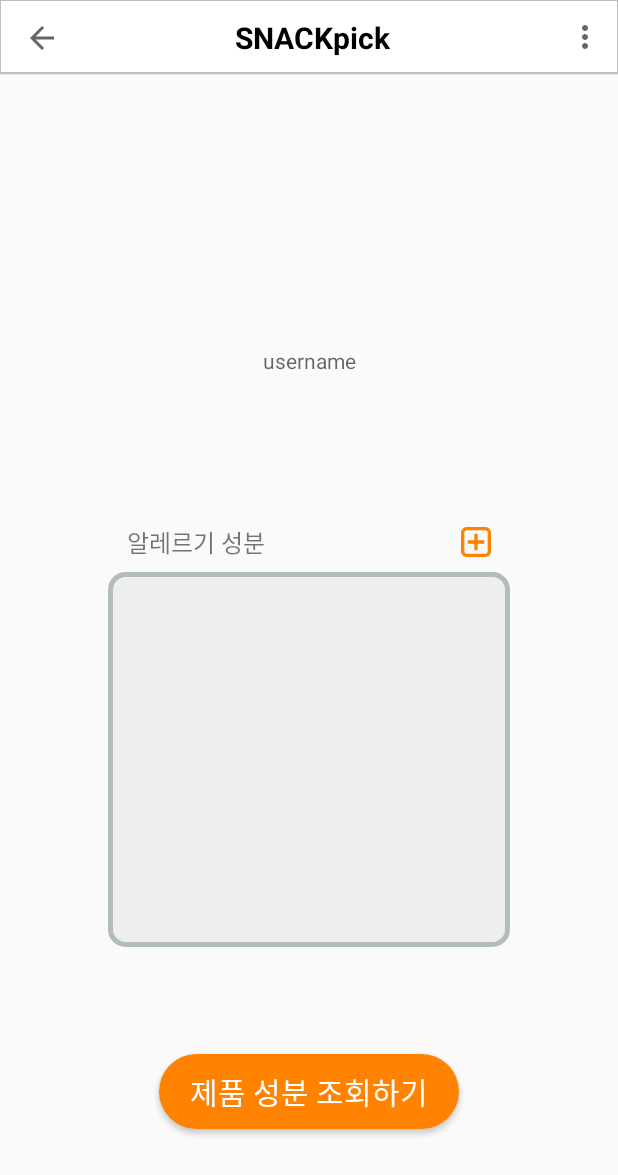
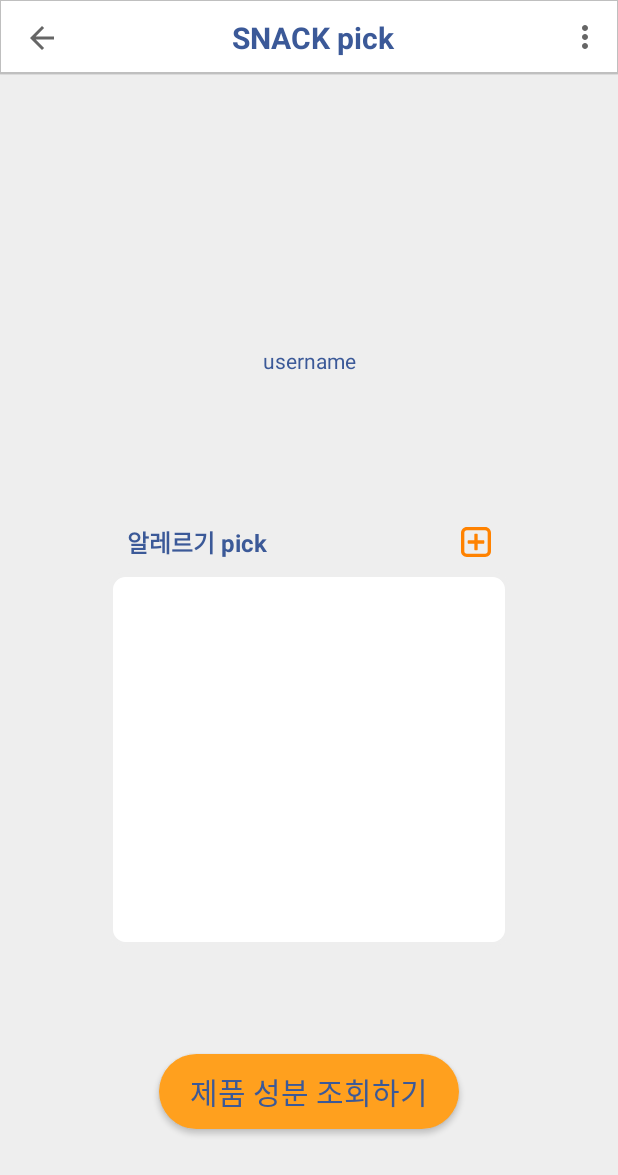
Before and after one commit to weejinhak/VisionAPI_App, an Android app: the MainActivity screen opened directly, with no data from a screen before it, on a phone screen of 412 x 824 dp. Shown: the top 1175 px of the screen. Run offline under Robolectric (Android 15) with nearby library versions, the phone set to English and light mode, and no system bars; our stand-ins replace CircleImageView, Firebase (no records; nobody signed in at launch, a user with empty details on screens opened directly), Picasso; libraries missing offline, so code that uses them is left out: com.facebook, com.facebook.login, com.google.api.client, com.google.api.services; pictures from the network do not load; Roboto replaces fonts that are not available here.

Commit message:
전체적인 Font Color 통일
Black-> faceBook color

```diff
--- a/app/src/main/res/drawable/list_rounded.xml
+++ b/app/src/main/res/drawable/list_rounded.xml
@@ -1,7 +1,7 @@
 <?xml version="1.0" encoding="UTF-8"?>
 <shape xmlns:android="http://schemas.android.com/apk/res/android">
-    <solid android:color="#EEE"/>
-    <stroke android:width="3dip" android:color="#B1BCBE" />
+    <solid android:color="@color/white"/>
+    <stroke android:width="3dip" android:color="#EEE" />
     <corners android:radius="10dip"/>
     <padding android:left="0dip" android:top="0dip" android:right="0dip" android:bottom="0dip" />
 </shape>
--- a/app/src/main/res/layout/activity_main.xml
+++ b/app/src/main/res/layout/activity_main.xml
@@ -4,7 +4,8 @@
     android:layout_width="match_parent"
     android:layout_height="match_parent"
     android:id="@+id/layout_main"
-    android:theme="@style/AppTheme.NoActionBar">
+    android:theme="@style/AppTheme.NoActionBar"
+    android:background="#EEE">
 
     <!-- top toolbar -->
     <RelativeLayout
@@ -12,7 +13,10 @@
         android:layout_width="match_parent"
         android:layout_height="50dp"
         android:layout_alignParentStart="true"
-        android:layout_alignParentTop="true">
+        android:layout_alignParentTop="true"
+        app:layout_constraintEnd_toEndOf="parent"
+        app:layout_constraintStart_toStartOf="parent"
+        app:layout_constraintTop_toTopOf="parent">
 
         <include layout="@layout/snippet_toolbar" />
 
@@ -35,10 +39,10 @@
         android:id="@+id/userName"
         android:layout_width="wrap_content"
         android:layout_height="wrap_content"
-        android:layout_marginEnd="8dp"
-        android:layout_marginStart="8dp"
         android:hint="@string/username_hint"
+        android:textColorHint="@color/facebook_color"
         android:textAlignment="center"
+        android:textColor="@color/facebook_color"
         app:layout_constraintEnd_toStartOf="@+id/guideline3"
         app:layout_constraintStart_toStartOf="@+id/guideline2"
         app:layout_constraintTop_toBottomOf="@+id/profile_photo" />
@@ -51,6 +55,8 @@
         android:layout_marginBottom="8dp"
         android:text="@string/allergy_listBox_title_text"
         android:textSize="16sp"
+        android:textColor="@color/facebook_color"
+        android:textStyle="bold"
         app:layout_constraintBottom_toTopOf="@+id/my_allergy_listView"
         app:layout_constraintStart_toEndOf="@+id/guideline2"
         app:layout_constraintStart_toStartOf="@+id/guideline2" />
@@ -81,8 +87,6 @@
         app:layout_constraintTop_toTopOf="parent"
         app:layout_constraintVertical_bias="0.657" />
 
-
-
     <Button
         android:id="@+id/allergy_search_button"
         android:layout_width="200dp"
@@ -93,7 +97,7 @@
         android:layout_marginTop="8dp"
         android:background="@drawable/rounded"
         android:text="@string/allergy_searchButton_text"
-        android:textColor="#FFFFFF"
+        android:textColor="@color/facebook_color"
         android:textSize="20sp"
         app:layout_constraintBottom_toBottomOf="parent"
         app:layout_constraintEnd_toEndOf="parent"
--- a/app/src/main/res/layout/allergy_item.xml
+++ b/app/src/main/res/layout/allergy_item.xml
@@ -23,7 +23,7 @@
                 android:layout_centerVertical="true"
                 android:layout_marginStart="10dp"
                 android:textAlignment="center"
-                android:textColor="@color/black"
+                android:textColor="@color/facebook_color"
                 android:textSize="22sp" />
 
             <ImageButton
--- a/app/src/main/res/layout/component_item.xml
+++ b/app/src/main/res/layout/component_item.xml
@@ -17,8 +17,9 @@
             android:layout_centerVertical="true"
             android:layout_marginStart="10dp"
             android:hint="@string/component"
+            android:textColorHint="@color/facebook_color"
             android:textAlignment="center"
-            android:textColor="@color/black"
+            android:textColor="@color/facebook_color"
             android:textSize="22sp" />
 
     </RelativeLayout>
--- a/app/src/main/res/layout/snippet_toolbar.xml
+++ b/app/src/main/res/layout/snippet_toolbar.xml
@@ -32,26 +32,16 @@
                     android:layout_centerVertical="true"
                     android:textSize="20sp"
                     android:gravity="center"
-                    android:text="SNACKpick"
+                    android:text="SNACK pick"
                     android:textStyle="bold"
-                    android:textColor="@color/black"
-                    android:layout_marginRight="28dp"
+                    android:textColor="@color/facebook_color"
+                    android:layout_marginEnd="28dp"
                     android:id="@+id/tvBackLabel"
                     app:layout_constraintTop_toTopOf="parent"
                     app:layout_constraintBottom_toBottomOf="parent"
                     app:layout_constraintLeft_toLeftOf="parent"
                     app:layout_constraintRight_toRightOf="parent"/>
 
-                <!--<ImageView-->
-                    <!--android:id="@+id/logout_menu"-->
-                    <!--android:layout_width="30dp"-->
-                    <!--android:layout_height="30dp"-->
-                    <!--android:clickable="true"-->
-                    <!--android:onClick="onLogoutBtnClick"-->
-                    <!--android:layout_alignParentRight="true"-->
-                    <!--android:layout_centerVertical="true"-->
-                    <!--android:layout_marginRight="7dp"-->
-                    <!--android:src="@drawable/ic_ellipses" />-->
             </android.support.constraint.ConstraintLayout>
 
         </android.support.v7.widget.Toolbar>
--- a/app/src/main/res/values/colors.xml
+++ b/app/src/main/res/values/colors.xml
@@ -11,7 +11,8 @@
     <color name="darkRed">#cc0000</color>
     <color name="background">#eeeeee</color>
 
-    <color name="app_point_color">#ff8200</color>
+    <color name="app_point_color">#FFA01E</color>
     <color name="facebook_color">#3B5998</color>
     <color name="app_logo_string_color">#FDF5DC</color>
+    <color name="app_list_box_color">#FFFFCC</color>
 </resources>
--- a/app/src/main/res/values/strings.xml
+++ b/app/src/main/res/values/strings.xml
@@ -12,7 +12,7 @@
     <string name="image_picker_error">Something is wrong with that image. Pick a different one please.</string>
 
     <!--user_Info_String-->
-    <string name="allergy_listBox_title_text">알레르기 성분</string>
+    <string name="allergy_listBox_title_text">알레르기 pick</string>
     <string name="allergy_searchButton_text">제품 성분 조회하기</string>
 
     <!--Facebook-->
```
Also changed, not shown: app/src/main/res/layout/activity_result.xml (+19 -8 lines).
